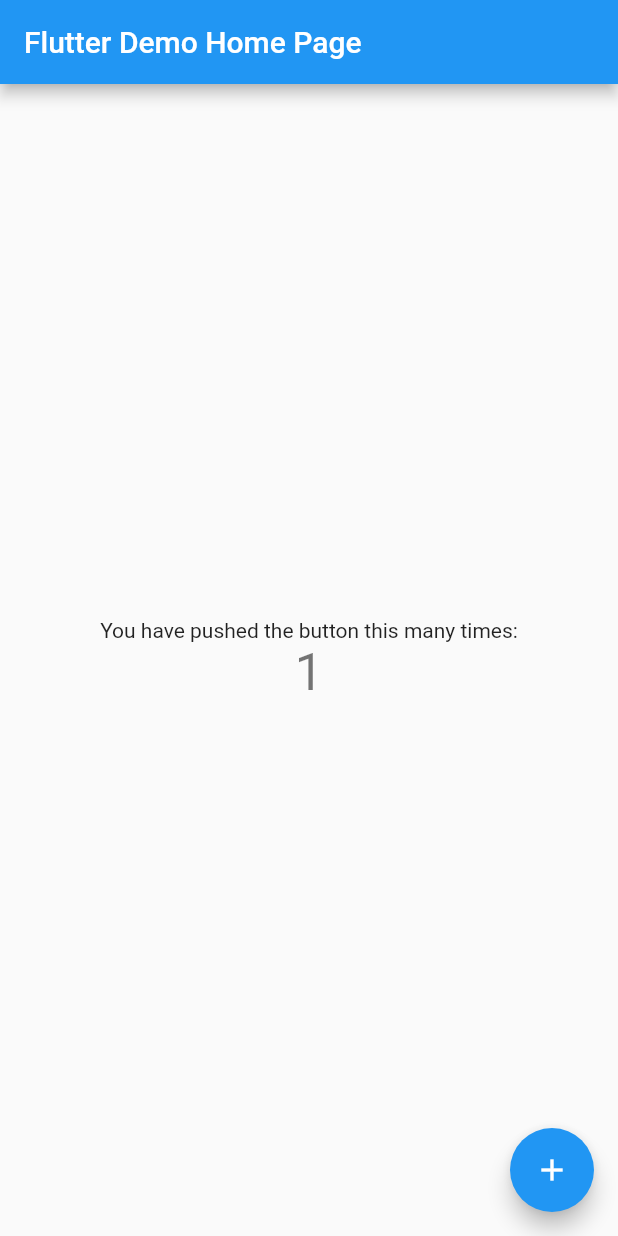
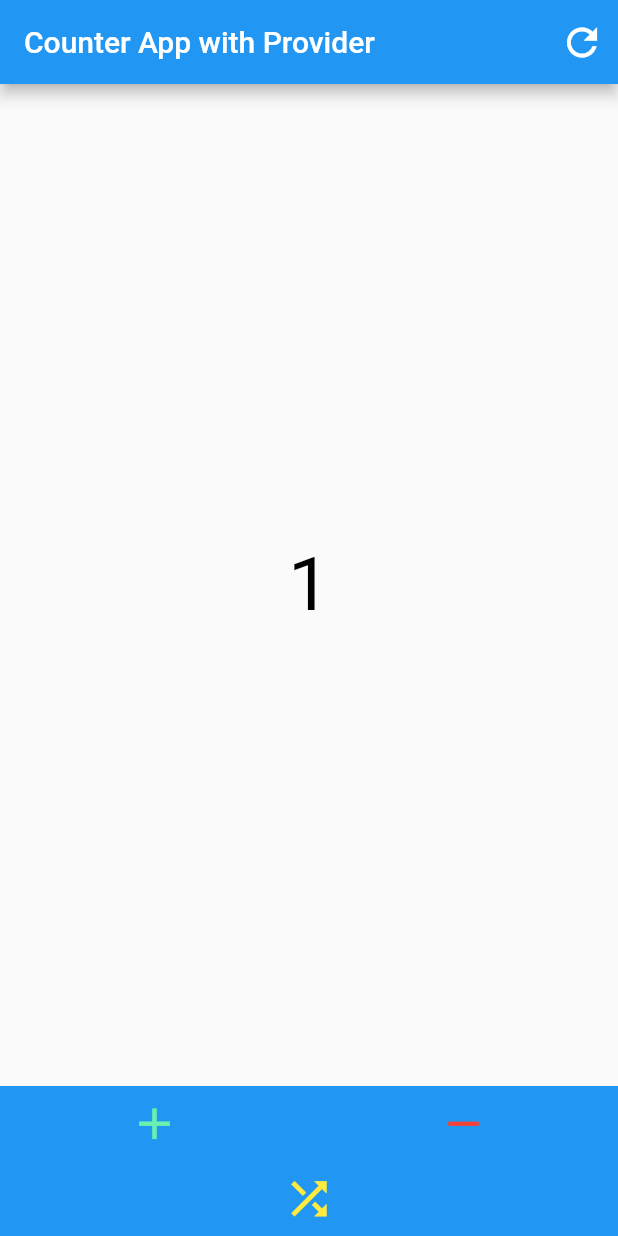
Before and after one commit to AbhishekDoshi26/provider_practice_app, a Flutter app: the screen it shows after launch, after a tap on the "add" icon, on a phone screen of 412 x 824 dp. Run offline on Flutter 3.47's test engine with Material 2 defaults, Android fonts, the phone set to English and light mode, and no system bars.

Commit message:
final commit

```diff
--- /dev/null
+++ b/lib/home.dart
@@ -0,0 +1,111 @@
+import 'dart:math';
+
+import 'package:flutter/cupertino.dart';
+import 'package:flutter/material.dart';
+import 'package:provider/provider.dart';
+import 'package:provider_practice_app/service/data.dart';
+
+class HomePage extends StatefulWidget {
+  @override
+  _HomePageState createState() => _HomePageState();
+}
+
+class _HomePageState extends State<HomePage> {
+  Functionality data;
+  @override
+  void initState() {
+    super.initState();
+  }
+
+  @override
+  void didChangeDependencies() {
+    data = Provider.of<Functionality>(context);
+    super.didChangeDependencies();
+  }
+
+  @override
+  Widget build(BuildContext context) {
+    return Scaffold(
+      bottomNavigationBar: buildBottomBar(),
+      appBar: AppBar(
+        title: Text('Counter App with Provider'),
+        actions: [
+          IconButton(
+            icon: Icon(
+              Icons.refresh,
+              size: 30,
+            ),
+            onPressed: () => data.reload(),
+          ),
+        ],
+      ),
+      body: Consumer<Functionality>(
+        builder: (context, data, child) {
+          return Center(
+            child: Text(
+              "${data.count}",
+              style: TextStyle(
+                fontSize: 50,
+                color: Colors.black,
+              ),
+            ),
+          );
+        },
+      ),
+    );
+  }
+
+  Widget buildBottomBar() {
+    return Column(
+      mainAxisSize: MainAxisSize.min,
+      mainAxisAlignment: MainAxisAlignment.end,
+      children: [
+        Row(
+          children: [
+            Expanded(
+              child: GestureDetector(
+                onTap: () => data.increment(),
+                child: Container(
+                  height: 50,
+                  color: Colors.blue,
+                  child: Icon(
+                    Icons.add,
+                    size: 35,
+                    color: Colors.greenAccent,
+                  ),
+                ),
+              ),
+            ),
+            Expanded(
+              child: GestureDetector(
+                onTap: () => data.decrement(),
+                child: Container(
+                  height: 50,
+                  color: Colors.blue,
+                  child: Icon(
+                    Icons.remove,
+                    size: 35,
+                    color: Colors.red,
+                  ),
+                ),
+              ),
+            ),
+          ],
+        ),
+        GestureDetector(
+          onTap: () => data.random(),
+          child: Container(
+            height: 50,
+            width: double.infinity,
+            color: Colors.blue,
+            child: Icon(
+              Icons.shuffle,
+              size: 35,
+              color: Colors.yellow,
+            ),
+          ),
+        ),
+      ],
+    );
+  }
+}
--- a/lib/main.dart
+++ b/lib/main.dart
@@ -1,113 +1,19 @@
 import 'package:flutter/material.dart';
+import 'package:provider/provider.dart';
+import 'package:provider_practice_app/home.dart';
+import 'package:provider_practice_app/service/data.dart';
 
-void main() {
-  runApp(MyApp());
-}
+void main() => runApp(MyApp());
 
 class MyApp extends StatelessWidget {
-  // This widget is the root of your application.
   @override
   Widget build(BuildContext context) {
     return MaterialApp(
-      title: 'Flutter Demo',
-      theme: ThemeData(
-        // This is the theme of your application.
-        //
-        // Try running your application with "flutter run". You'll see the
-        // application has a blue toolbar. Then, without quitting the app, try
-        // changing the primarySwatch below to Colors.green and then invoke
-        // "hot reload" (press "r" in the console where you ran "flutter run",
-        // or simply save your changes to "hot reload" in a Flutter IDE).
-        // Notice that the counter didn't reset back to zero; the application
-        // is not restarted.
-        primarySwatch: Colors.blue,
+      title: 'Material App',
+      home: ChangeNotifierProvider(
+        create: (BuildContext context) => Functionality(),
+        child: HomePage(),
       ),
-      home: MyHomePage(title: 'Flutter Demo Home Page'),
     );
   }
 }
-
-class MyHomePage extends StatefulWidget {
-  MyHomePage({Key key, this.title}) : super(key: key);
-
-  // This widget is the home page of your application. It is stateful, meaning
-  // that it has a State object (defined below) that contains fields that affect
-  // how it looks.
-
-  // This class is the configuration for the state. It holds the values (in this
-  // case the title) provided by the parent (in this case the App widget) and
-  // used by the build method of the State. Fields in a Widget subclass are
-  // always marked "final".
-
-  final String title;
-
-  @override
-  _MyHomePageState createState() => _MyHomePageState();
-}
-
-class _MyHomePageState extends State<MyHomePage> {
-  int _counter = 0;
-
-  void _incrementCounter() {
-    setState(() {
-      // This call to setState tells the Flutter framework that something has
-      // changed in this State, which causes it to rerun the build method below
-      // so that the display can reflect the updated values. If we changed
-      // _counter without calling setState(), then the build method would not be
-      // called again, and so nothing would appear to happen.
-      _counter++;
-    });
-  }
-
-  @override
-  Widget build(BuildContext context) {
-    // This method is rerun every time setState is called, for instance as done
-    // by the _incrementCounter method above.
-    //
-    // The Flutter framework has been optimized to make rerunning build methods
-    // fast, so that you can just rebuild anything that needs updating rather
-    // than having to individually change instances of widgets.
-    return Scaffold(
-      appBar: AppBar(
-        // Here we take the value from the MyHomePage object that was created by
-        // the App.build method, and use it to set our appbar title.
-        title: Text(widget.title),
-      ),
-      body: Center(
-        // Center is a layout widget. It takes a single child and positions it
-        // in the middle of the parent.
-        child: Column(
-          // Column is also a layout widget. It takes a list of children and
-          // arranges them vertically. By default, it sizes itself to fit its
-          // children horizontally, and tries to be as tall as its parent.
-          //
-          // Invoke "debug painting" (press "p" in the console, choose the
-          // "Toggle Debug Paint" action from the Flutter Inspector in Android
-          // Studio, or the "Toggle Debug Paint" command in Visual Studio Code)
-          // to see the wireframe for each widget.
-          //
-          // Column has various properties to control how it sizes itself and
-          // how it positions its children. Here we use mainAxisAlignment to
-          // center the children vertically; the main axis here is the vertical
-          // axis because Columns are vertical (the cross axis would be
-          // horizontal).
-          mainAxisAlignment: MainAxisAlignment.center,
-          children: <Widget>[
-            Text(
-              'You have pushed the button this many times:',
-            ),
-            Text(
-              '$_counter',
-              style: Theme.of(context).textTheme.headline4,
-            ),
-          ],
-        ),
-      ),
-      floatingActionButton: FloatingActionButton(
-        onPressed: _incrementCounter,
-        tooltip: 'Increment',
-        child: Icon(Icons.add),
-      ), // This trailing comma makes auto-formatting nicer for build methods.
-    );
-  }
-}
--- /dev/null
+++ b/lib/service/data.dart
@@ -0,0 +1,26 @@
+import 'dart:math';
+
+import 'package:flutter/material.dart';
+
+class Functionality extends ChangeNotifier {
+  int count = 0;
+  void increment() {
+    count++;
+    notifyListeners();
+  }
+
+  void decrement() {
+    if (count > 0) count--;
+    notifyListeners();
+  }
+
+  void random() {
+    count = Random().nextInt(50);
+    notifyListeners();
+  }
+
+  void reload() {
+    count = 0;
+    notifyListeners();
+  }
+}
```
Also changed, not shown: pubspec.yaml (+1 -9 lines), pubspec.lock.
